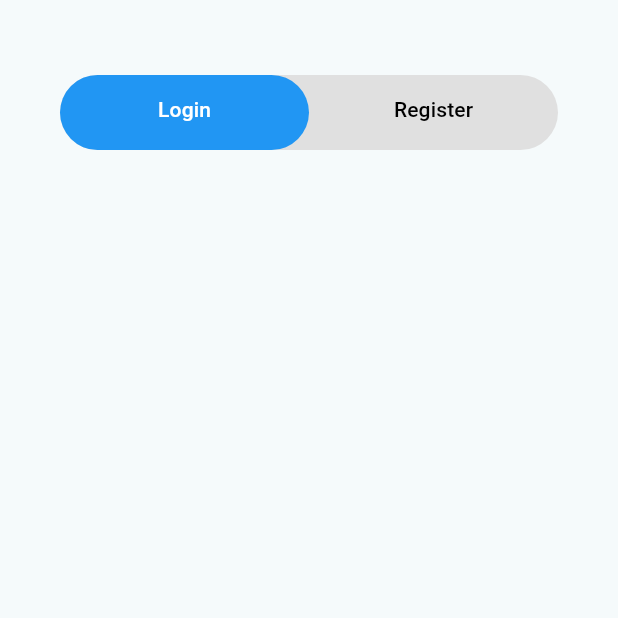
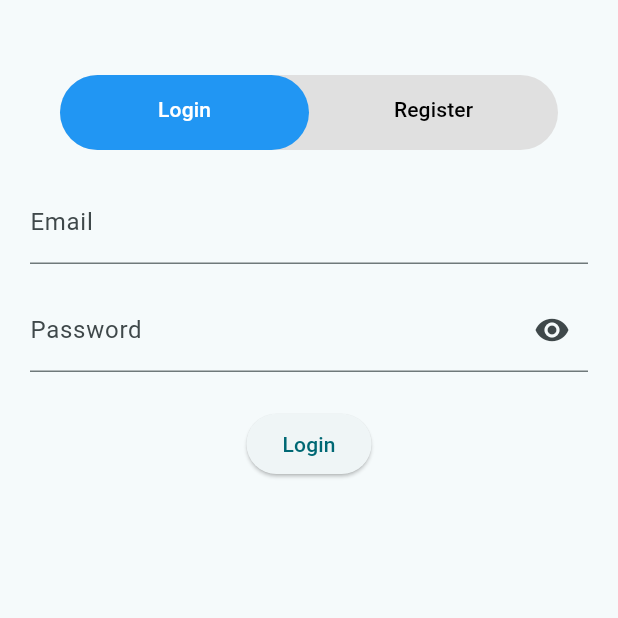
Before and after one commit to dnguyen0091/ResuMaker-Mobile, a Flutter app: the screen it shows after launch, after a tap on "Get Started", on a phone screen of 412 x 824 dp, the top half of it. Run offline on Flutter 3.47's test engine with Material 3 defaults, Android fonts, the phone set to English and light mode, and no system bars; our stand-ins replace flutter_svg.

Commit message:
Add files via upload
Basic Skeleton of Sign In/Up forms

```diff
--- a/resumaker_mobile/lib/Forms/login.dart
+++ b/resumaker_mobile/lib/Forms/login.dart
@@ -1,14 +1,58 @@
 import 'package:flutter/material.dart';
 
-class LoginUser extends StatelessWidget
-{
+class LoginUser extends StatefulWidget {
+  const LoginUser({super.key});
+
   @override
-  Widget build(BuildContext context)
-  {
-    return Scaffold(
-      body: Stack(
+  State<LoginUser> createState() => _LoginUserState();
+}
 
-      )
+class _LoginUserState extends State<LoginUser> {
+  bool _obscureText = true; // Initially password is obscured
+
+  @override
+  Widget build(BuildContext context) {
+    return Form(
+      child: Column(
+        children: [
+          TextFormField(
+            decoration: const InputDecoration(
+              labelText: 'Email',
+              hintText: 'example@example.org',
+            ),
+          ),
+          const SizedBox(height: 16), // Add spacing between fields
+          TextFormField(
+            obscureText: _obscureText, // Use the state variable here
+            decoration: InputDecoration(
+              labelText: 'Password',
+              hintText: 'Password',
+              // Add a button to toggle password visibility
+              suffixIcon: IconButton(
+                icon: Icon(
+                  // Change the icon based on the state
+                  _obscureText ? Icons.visibility : Icons.visibility_off,
+                ),
+                onPressed: () {
+                  // Toggle the state when pressed
+                  setState(() {
+                    _obscureText = !_obscureText;
+                  });
+                },
+              ),
+            ),
+          ),
+          const SizedBox(height: 24), // Add spacing before button
+          ElevatedButton(
+            onPressed: () {
+              // Validate the form w/ endpoint
+
+              // If successful pass to next page
+            },
+            child: const Text('Login'),
+          ),
+        ],
+      ),
     );
   }
 }
```
Also changed, not shown: resumaker_mobile/lib/Forms/register.dart (+96 -7 lines).
